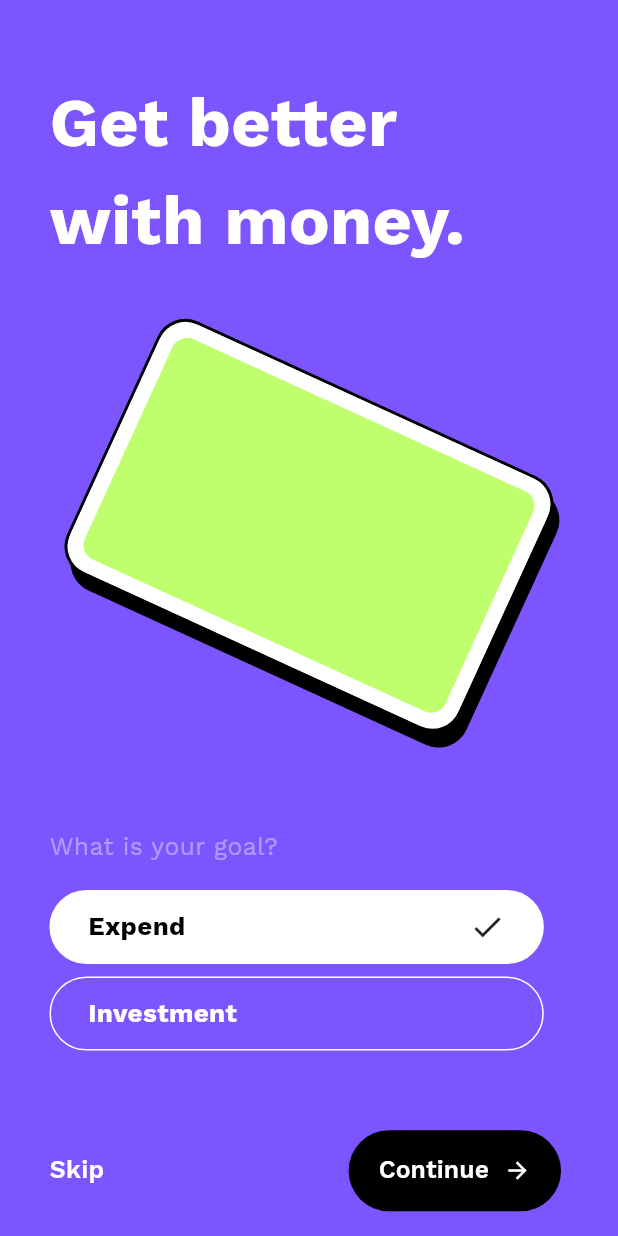
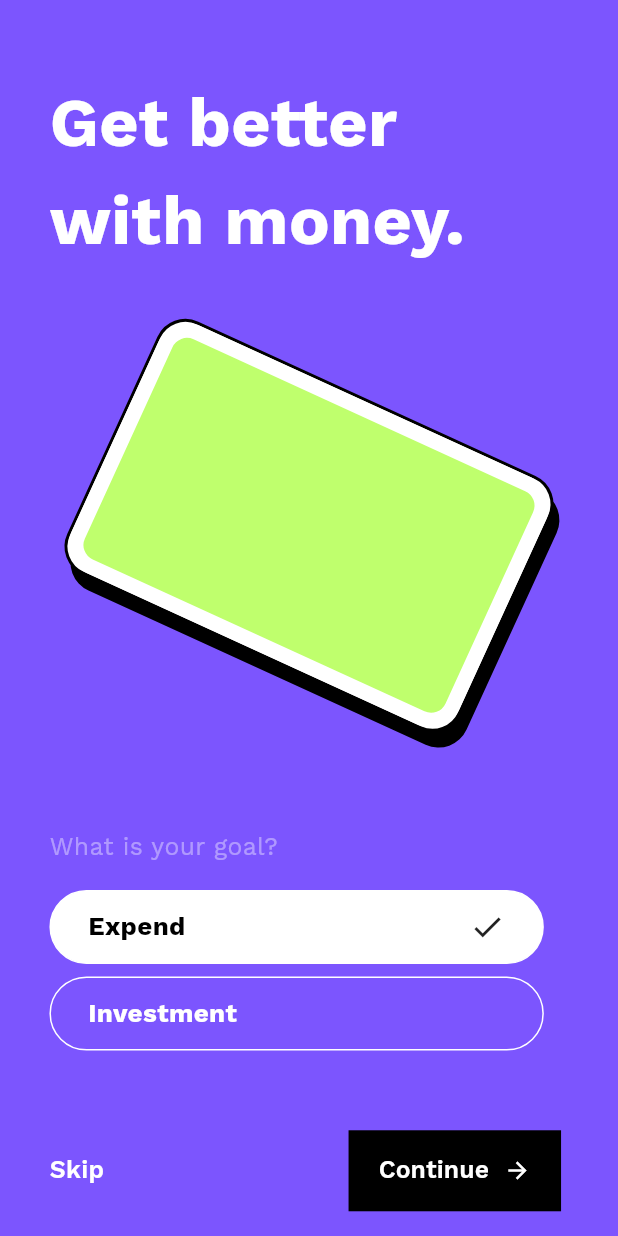
Before and after one commit to bhawesh2002/finance_app_ui, a Flutter app: the screen it shows after launch, on a phone screen of 412 x 824 dp. Run offline on Flutter 3.47's test engine with Material 3 defaults, Android fonts, the phone set to English and light mode, and no system bars; our stand-ins replace google_fonts.

Commit message:
make some changes

```diff
--- a/lib/screens/screen1.dart
+++ b/lib/screens/screen1.dart
@@ -37,7 +37,7 @@ class Screen1 extends StatelessWidget {
           Positioned(
             top: height * 0.25,
             left: width / 2 * 0.55,
-            child: cardWidget(context, angle: 2),
+            child: const CardWidget(angle: 2),
           ),
           //Text: "What is your goal?"
           Positioned(
@@ -58,15 +58,15 @@ class Screen1 extends StatelessWidget {
           Positioned(
             left: width * 0.08,
             bottom: height * 0.22,
-            child: selectableButton(context,
-                buttonName: "Expend", isSelected: true),
+            child: SelectableButton(
+                onSelected: () {}, buttonName: "Expend", value: true),
           ),
           //Investment button
           Positioned(
             left: width * 0.08,
             bottom: height * 0.15,
-            child: selectableButton(context,
-                buttonName: "Investment", isSelected: false),
+            child: SelectableButton(
+                onSelected: () {}, buttonName: "Investment", value: false),
           ),
           //Skip and Continue options
           Positioned(
@@ -94,23 +94,26 @@ class Screen1 extends StatelessWidget {
                   ),
                 ),
                 //Continue Button
-                Row(
-                  mainAxisAlignment: MainAxisAlignment.spaceAround,
-                  children: [
-                    TextButton(
-                      onPressed: () {
-                        Navigator.of(context).push(
-                          MaterialPageRoute(
-                            builder: (context) => const Screen2(),
+                continueButton(context)
+              ],
+            ),
+          ),
+        ],
       ),
     );
-                      },
+  }
+}
+
+TextButton continueButton(BuildContext context) {
+  double width = MediaQuery.of(context).size.width;
+  return TextButton(
+    onPressed: () {},
     style: ButtonStyle(
         padding: MaterialStateProperty.all(
             const EdgeInsets.symmetric(horizontal: 5))),
     child: Container(
       decoration: BoxDecoration(
-                            borderRadius: BorderRadius.circular(width),
+          borderRadius: BorderRadius.circular(double.infinity),
           color: Colors.black),
       padding: const EdgeInsets.symmetric(
         horizontal: 20,
@@ -135,14 +138,5 @@ class Screen1 extends StatelessWidget {
         ],
       ),
     ),
-                    ),
-                  ],
-                ),
-              ],
-            ),
-          ),
-        ],
-      ),
   );
 }
-}
--- a/lib/widgets/cardWidget.dart
+++ b/lib/widgets/cardWidget.dart
@@ -1,7 +1,11 @@
 import 'package:flutter/material.dart';
 import 'package:finance_app_ui/colors/colors.dart';
 
-Widget cardWidget(BuildContext context, {double angle = 0}) {
+class CardWidget extends StatelessWidget {
+  final double angle;
+  const CardWidget({super.key, required this.angle});
+  @override
+  Widget build(BuildContext context) {
     double height = MediaQuery.of(context).size.height;
     double width = MediaQuery.of(context).size.width;
     return Stack(
@@ -44,3 +48,4 @@ Widget cardWidget(BuildContext context, {double angle = 0}) {
       ],
     );
   }
+}
--- a/lib/widgets/selectable_button.dart
+++ b/lib/widgets/selectable_button.dart
@@ -1,8 +1,24 @@
 import 'package:flutter/material.dart';
 import 'package:google_fonts/google_fonts.dart';
 
-Widget selectableButton(BuildContext context,
-    {required String buttonName, required bool isSelected}) {
+class SelectableButton extends StatefulWidget {
+  final String? buttonName;
+  final bool? value;
+  final VoidCallback onSelected;
+  const SelectableButton({
+    super.key,
+    required this.value,
+    required this.onSelected,
+    required this.buttonName,
+  });
+
+  @override
+  State<SelectableButton> createState() => _SelectableButtonState();
+}
+
+class _SelectableButtonState extends State<SelectableButton> {
+  @override
+  Widget build(BuildContext context) {
     double height = MediaQuery.of(context).size.height;
     double width = MediaQuery.of(context).size.width;
     return Container(
@@ -10,7 +26,7 @@ Widget selectableButton(BuildContext context,
       height: height * 0.06,
       decoration: BoxDecoration(
         border: Border.all(color: Colors.white),
-      color: isSelected ? Colors.white : Colors.transparent,
+        color: widget.value! ? Colors.white : Colors.transparent,
         borderRadius: BorderRadius.circular(width * 0.5),
       ),
       child: Padding(
@@ -19,15 +35,16 @@ Widget selectableButton(BuildContext context,
           mainAxisAlignment: MainAxisAlignment.spaceBetween,
           children: [
             Text(
-            buttonName,
+              widget.buttonName!,
               style: GoogleFonts.workSans(
-                color: isSelected ? Colors.black : Colors.white,
+                  color: widget.value! ? Colors.black : Colors.white,
                   fontSize: width * 0.042,
                   fontWeight: FontWeight.bold),
             ),
-          isSelected ? const Icon(Icons.check) : const Icon(null),
+            widget.value! ? const Icon(Icons.check) : const Icon(null),
           ],
         ),
       ),
     );
   }
+}
```
Lines whose indentation alone changed are shown as unchanged.
